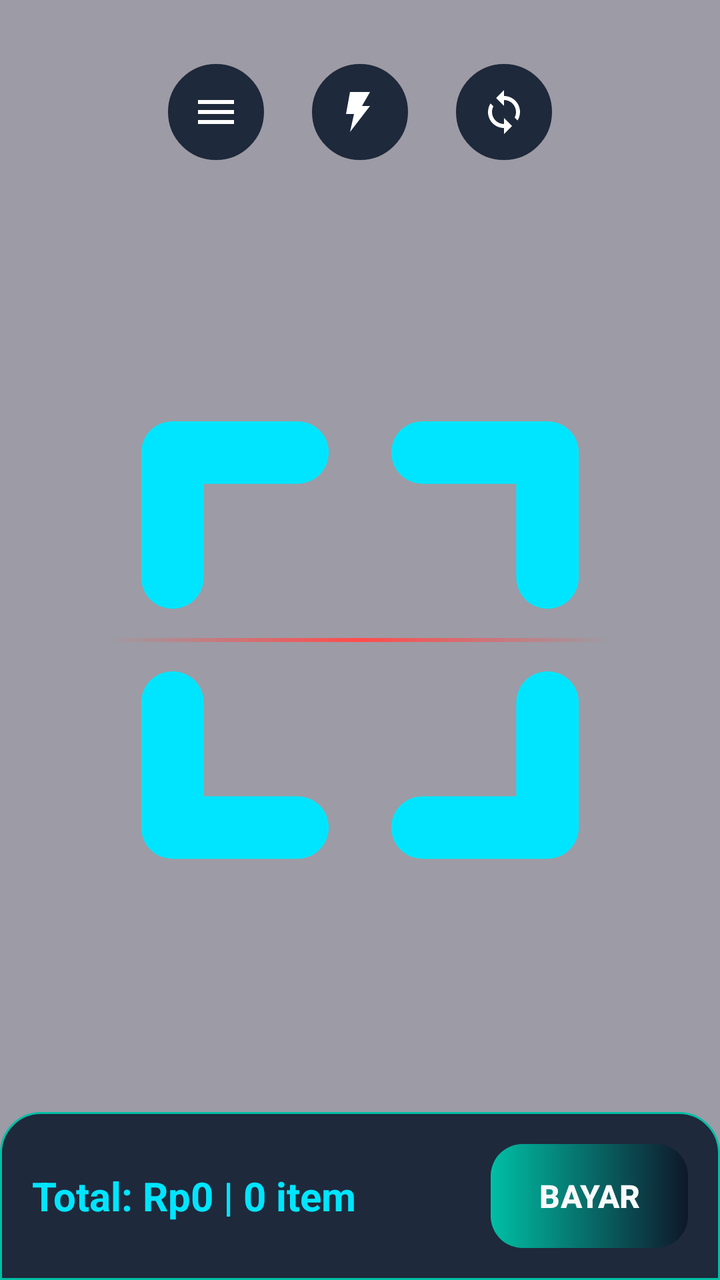
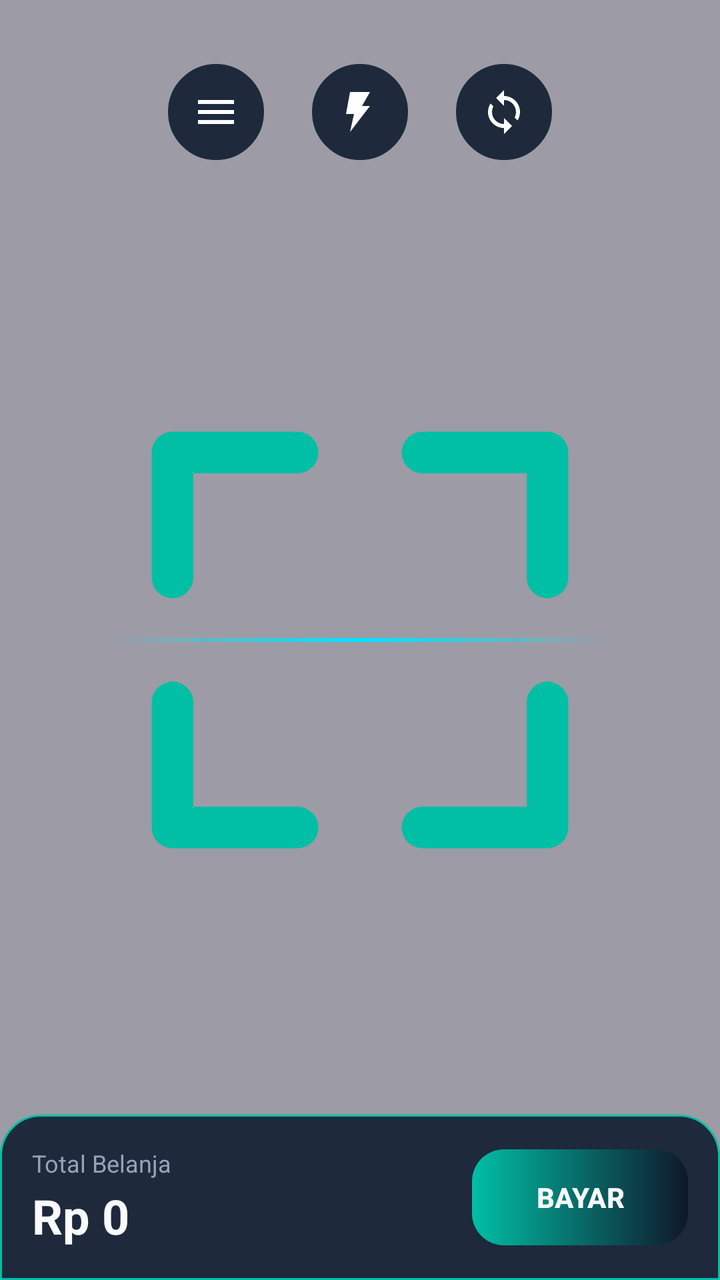

The first picture is an Android layout as it rendered before a commit; the second is the same layout after the commit. The layout source and the unified diff follow.
<!-- AndroidManifest.xml: application theme Theme.Material3.DayNight.NoActionBar -->
<!-- res/layout/layout_scanner_overlay.xml -->
<?xml version="1.0" encoding="utf-8"?>
<FrameLayout xmlns:android="http://schemas.android.com/apk/res/android"
    xmlns:app="http://schemas.android.com/apk/res-auto"
    android:layout_width="match_parent"
    android:layout_height="match_parent"
    android:background="@color/scanner_overlay">

    <LinearLayout
        android:layout_width="match_parent"
        android:layout_height="wrap_content"
        android:layout_gravity="top"
        android:layout_marginTop="32dp"
        android:gravity="center"
        android:orientation="horizontal">

        <ImageButton
            android:id="@+id/menuButton"
            android:layout_width="48dp"
            android:layout_height="48dp"
            android:layout_marginEnd="24dp"
            android:background="@drawable/circle_transparent"
            android:backgroundTint="@color/bg_surface"
            android:contentDescription="Menu"
            android:padding="12dp"
            android:src="@drawable/ic_menu" />

        <ImageButton
            android:id="@+id/flashButton"
            android:layout_width="48dp"
            android:layout_height="48dp"
            android:layout_marginEnd="24dp"
            android:background="@drawable/circle_transparent"
            android:backgroundTint="@color/bg_surface"
            android:contentDescription="Flash"
            android:padding="12dp"
            android:src="@drawable/ic_flash" />

        <ImageButton
            android:id="@+id/flipButton"
            android:layout_width="48dp"
            android:layout_height="48dp"
            android:background="@drawable/circle_transparent"
            android:backgroundTint="@color/bg_surface"
            android:contentDescription="Flip camera"
            android:padding="12dp"
            android:src="@drawable/ic_flip" />

    </LinearLayout>

    <FrameLayout
        android:layout_width="250dp"
        android:layout_height="250dp"
        android:layout_gravity="center">

        <ImageView
            android:layout_width="250dp"
            android:layout_height="250dp"
            android:contentDescription="Scan frame"
            android:src="@drawable/scanner_frame" />

        <ImageView
            android:id="@+id/laserLine"
            android:layout_width="match_parent"
            android:layout_height="2dp"
            android:layout_gravity="center_vertical"
            android:contentDescription="Laser line"
            android:scaleType="fitXY"
            android:src="@drawable/laser_line" />

    </FrameLayout>

    <LinearLayout
        android:layout_width="match_parent"
        android:layout_height="wrap_content"
        android:layout_gravity="bottom"
        android:background="@drawable/total_bar_bg"
        android:gravity="center_vertical"
        android:orientation="horizontal"
        android:padding="16dp">

        <TextView
            android:id="@+id/totalTextView"
            android:layout_width="0dp"
            android:layout_height="wrap_content"
            android:layout_weight="1"
            android:text="Total: Rp0 | 0 item"
            android:textColor="@color/dw_teal"
            android:textSize="20sp"
            android:textStyle="bold" />

        <com.google.android.material.button.MaterialButton
            android:id="@+id/payButton"
            android:layout_width="wrap_content"
            android:layout_height="52dp"
            android:background="@drawable/button_gradient"
            android:paddingStart="24dp"
            android:paddingEnd="24dp"
            android:text="BAYAR"
            android:textColor="@color/text_primary"
            android:textSize="16sp"
            android:textStyle="bold"
            app:backgroundTint="@null" />

    </LinearLayout>

</FrameLayout>
<!-- resources referenced by this layout -->
<resources>
  <color name="bg_surface">#1E293B</color>
  <color name="dw_teal">#00E5FF</color>
  <color name="scanner_overlay">#660B1120</color>
  <color name="text_primary">#F8FAFC</color>
  <!-- drawable button_gradient (drawable) -->
  <?xml version="1.0" encoding="utf-8"?>
  <shape xmlns:android="http://schemas.android.com/apk/res/android" android:shape="rectangle">
      <gradient
          android:startColor="@color/dw_teal_dark"
          android:endColor="@color/dw_dark_blue"
          android:angle="0" />
      <corners android:radius="16dp" />
  </shape>
  <!-- drawable circle_transparent (drawable) -->
  <?xml version="1.0" encoding="utf-8"?>
  <shape xmlns:android="http://schemas.android.com/apk/res/android"
      android:shape="oval">
      <solid android:color="@color/bg_surface" />
      <stroke
          android:width="1dp"
          android:color="@color/dw_teal_dark" />
  </shape>
  <!-- drawable ic_flash (drawable) -->
  <?xml version="1.0" encoding="utf-8"?>
  <vector xmlns:android="http://schemas.android.com/apk/res/android"
      android:width="24dp"
      android:height="24dp"
      android:viewportWidth="24"
      android:viewportHeight="24">
      <path
          android:fillColor="#FFFFFF"
          android:pathData="M7,2h10l-4,7h4L7,22l2,-9H5z" />
  </vector>
  <!-- drawable ic_menu (drawable) -->
  <?xml version="1.0" encoding="utf-8"?>
  <vector xmlns:android="http://schemas.android.com/apk/res/android"
      android:width="24dp"
      android:height="24dp"
      android:viewportWidth="24"
      android:viewportHeight="24">
      <path
          android:fillColor="#FFFFFF"
          android:pathData="M3,6h18v2H3zM3,11h18v2H3zM3,16h18v2H3z" />
  </vector>
  <!-- drawable laser_line (drawable) -->
  <?xml version="1.0" encoding="utf-8"?>
  <shape xmlns:android="http://schemas.android.com/apk/res/android"
      android:shape="rectangle">
      <gradient
          android:angle="0"
          android:centerColor="@color/laser_red"
          android:endColor="#00FF0000"
          android:startColor="#00FF0000" />
      <size android:height="2dp" />
  </shape>
  <!-- drawable scanner_frame (drawable) -->
  <vector xmlns:android="http://schemas.android.com/apk/res/android"
      android:width="24dp" android:height="24dp" android:viewportWidth="24" android:viewportHeight="24">
      <path android:pathData="M3,9 L3,3 L9,3" android:strokeColor="@color/dw_teal" android:strokeWidth="3" android:strokeLineCap="round" android:strokeLineJoin="round"/>
      <path android:pathData="M15,3 L21,3 L21,9" android:strokeColor="@color/dw_teal" android:strokeWidth="3" android:strokeLineCap="round" android:strokeLineJoin="round"/>
      <path android:pathData="M21,15 L21,21 L15,21" android:strokeColor="@color/dw_teal" android:strokeWidth="3" android:strokeLineCap="round" android:strokeLineJoin="round"/>
      <path android:pathData="M9,21 L3,21 L3,15" android:strokeColor="@color/dw_teal" android:strokeWidth="3" android:strokeLineCap="round" android:strokeLineJoin="round"/>
  </vector>
  <!-- drawable total_bar_bg (drawable) -->
  <?xml version="1.0" encoding="utf-8"?>
  <shape xmlns:android="http://schemas.android.com/apk/res/android"
      android:shape="rectangle">
      <corners
          android:topLeftRadius="20dp"
          android:topRightRadius="20dp" />
      <solid android:color="@color/bg_surface" />
      <stroke
          android:width="1dp"
          android:color="@color/dw_teal_dark" />
  </shape>
  <color name="dw_teal_dark">#00BFA5</color>
  <color name="dw_dark_blue">#0F172A</color>
  <color name="laser_red">#FF4B4B</color>
  <!-- unchanged entries left out for length: 1 -->
</resources>

<!-- the commit's change to res/layout/layout_scanner_overlay.xml (unified diff, before → after) -->
@@ -78,26 +78,41 @@
         android:orientation="horizontal"
         android:padding="16dp">
 
-        <TextView
-            android:id="@+id/totalTextView"
+        <LinearLayout
             android:layout_width="0dp"
             android:layout_height="wrap_content"
             android:layout_weight="1"
-            android:text="Total: Rp0 | 0 item"
-            android:textColor="@color/dw_teal"
-            android:textSize="20sp"
-            android:textStyle="bold" />
+            android:orientation="vertical">
+
+            <TextView
+                android:layout_width="wrap_content"
+                android:layout_height="wrap_content"
+                android:text="Total Belanja"
+                android:textColor="@color/text_secondary"
+                android:textSize="12sp" />
+
+            <TextView
+                android:id="@+id/totalTextView"
+                android:layout_width="wrap_content"
+                android:layout_height="wrap_content"
+                android:layout_marginTop="2dp"
+                android:text="Rp 0"
+                android:textColor="@color/text_primary"
+                android:textSize="24sp"
+                android:textStyle="bold" />
+
+        </LinearLayout>
 
         <com.google.android.material.button.MaterialButton
-            android:id="@+id/payButton"
+            android:id="@+id/btnBayar"
             android:layout_width="wrap_content"
-            android:layout_height="52dp"
+            android:layout_height="48dp"
             android:background="@drawable/button_gradient"
-            android:paddingStart="24dp"
-            android:paddingEnd="24dp"
+            android:paddingStart="32dp"
+            android:paddingEnd="32dp"
             android:text="BAYAR"
             android:textColor="@color/text_primary"
-            android:textSize="16sp"
+            android:textSize="14sp"
             android:textStyle="bold"
             app:backgroundTint="@null" />
 
<!-- resource entries referenced after the edit -->
@@ -4,6 +4,7 @@
   <color name="dw_teal">#00E5FF</color>
   <color name="scanner_overlay">#660B1120</color>
   <color name="text_primary">#F8FAFC</color>
+  <color name="text_secondary">#94A3B8</color>
   <!-- drawable button_gradient (drawable) -->
   <?xml version="1.0" encoding="utf-8"?>
   <shape xmlns:android="http://schemas.android.com/apk/res/android" android:shape="rectangle">
@@ -50,18 +51,18 @@
       android:shape="rectangle">
       <gradient
           android:angle="0"
-          android:centerColor="@color/laser_red"
-          android:endColor="#00FF0000"
-          android:startColor="#00FF0000" />
+          android:centerColor="@color/dw_teal"
+          android:endColor="#00FFFFFF"
+          android:startColor="#00FFFFFF" />
       <size android:height="2dp" />
   </shape>
   <!-- drawable scanner_frame (drawable) -->
   <vector xmlns:android="http://schemas.android.com/apk/res/android"
       android:width="24dp" android:height="24dp" android:viewportWidth="24" android:viewportHeight="24">
-      <path android:pathData="M3,9 L3,3 L9,3" android:strokeColor="@color/dw_teal" android:strokeWidth="3" android:strokeLineCap="round" android:strokeLineJoin="round"/>
-      <path android:pathData="M15,3 L21,3 L21,9" android:strokeColor="@color/dw_teal" android:strokeWidth="3" android:strokeLineCap="round" android:strokeLineJoin="round"/>
-      <path android:pathData="M21,15 L21,21 L15,21" android:strokeColor="@color/dw_teal" android:strokeWidth="3" android:strokeLineCap="round" android:strokeLineJoin="round"/>
-      <path android:pathData="M9,21 L3,21 L3,15" android:strokeColor="@color/dw_teal" android:strokeWidth="3" android:strokeLineCap="round" android:strokeLineJoin="round"/>
+      <path android:pathData="M3,9 L3,3 L9,3" android:strokeColor="@color/dw_teal_dark" android:strokeWidth="2" android:strokeLineCap="round" android:strokeLineJoin="round"/>
+      <path android:pathData="M15,3 L21,3 L21,9" android:strokeColor="@color/dw_teal_dark" android:strokeWidth="2" android:strokeLineCap="round" android:strokeLineJoin="round"/>
+      <path android:pathData="M21,15 L21,21 L15,21" android:strokeColor="@color/dw_teal_dark" android:strokeWidth="2" android:strokeLineCap="round" android:strokeLineJoin="round"/>
+      <path android:pathData="M9,21 L3,21 L3,15" android:strokeColor="@color/dw_teal_dark" android:strokeWidth="2" android:strokeLineCap="round" android:strokeLineJoin="round"/>
   </vector>
   <!-- drawable total_bar_bg (drawable) -->
   <?xml version="1.0" encoding="utf-8"?>
@@ -77,7 +78,6 @@
   </shape>
   <color name="dw_teal_dark">#00BFA5</color>
   <color name="dw_dark_blue">#0F172A</color>
-  <color name="laser_red">#FF4B4B</color>
   <!-- unchanged entries left out for length: 1 -->
 </resources>
 
